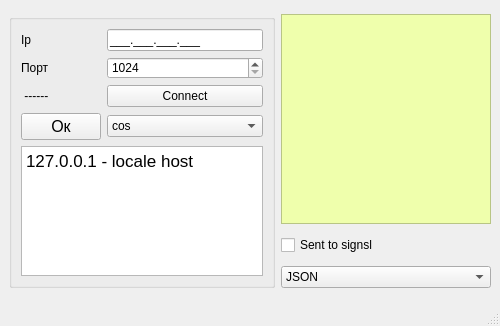
VVebber/Emulator-SIgnala, file src/mainwindow.ui: the form before one commit.
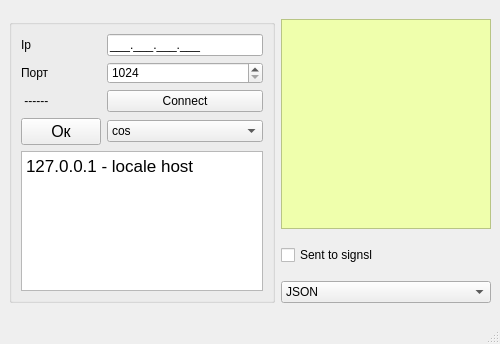
The form after the commit.

```diff
--- a/src/mainwindow.ui
+++ b/src/mainwindow.ui
@@ -7,7 +7,7 @@
     <x>0</x>
     <y>0</y>
     <width>500</width>
-    <height>326</height>
+    <height>344</height>
    </rect>
   </property>
   <property name="windowTitle">
@@ -97,8 +97,8 @@
 hr { height: 1px; border-width: 0; }
 li.unchecked::marker { content: &quot;\2610&quot;; }
 li.checked::marker { content: &quot;\2612&quot;; }
-&lt;/style&gt;&lt;/head&gt;&lt;body style=&quot; font-family:'Ubuntu'; font-size:11pt; font-weight:400; font-style:normal;&quot;&gt;
-&lt;p style=&quot; margin-top:0px; margin-bottom:0px; margin-left:0px; margin-right:0px; -qt-block-indent:0; text-indent:0px;&quot;&gt;&lt;span style=&quot; font-family:'.AppleSystemUIFont'; font-size:13pt;&quot;&gt;127.0.0.1 - locale host&lt;/span&gt;&lt;/p&gt;&lt;/body&gt;&lt;/html&gt;</string>
+&lt;/style&gt;&lt;/head&gt;&lt;body style=&quot; font-family:'.AppleSystemUIFont'; font-size:13pt; font-weight:400; font-style:normal;&quot;&gt;
+&lt;p style=&quot; margin-top:0px; margin-bottom:0px; margin-left:0px; margin-right:0px; -qt-block-indent:0; text-indent:0px;&quot;&gt;127.0.0.1 - locale host&lt;/p&gt;&lt;/body&gt;&lt;/html&gt;</string>
          </property>
         </widget>
        </item>
```
Left out of the diff: 4 changed lines with no effect on the pictures.
